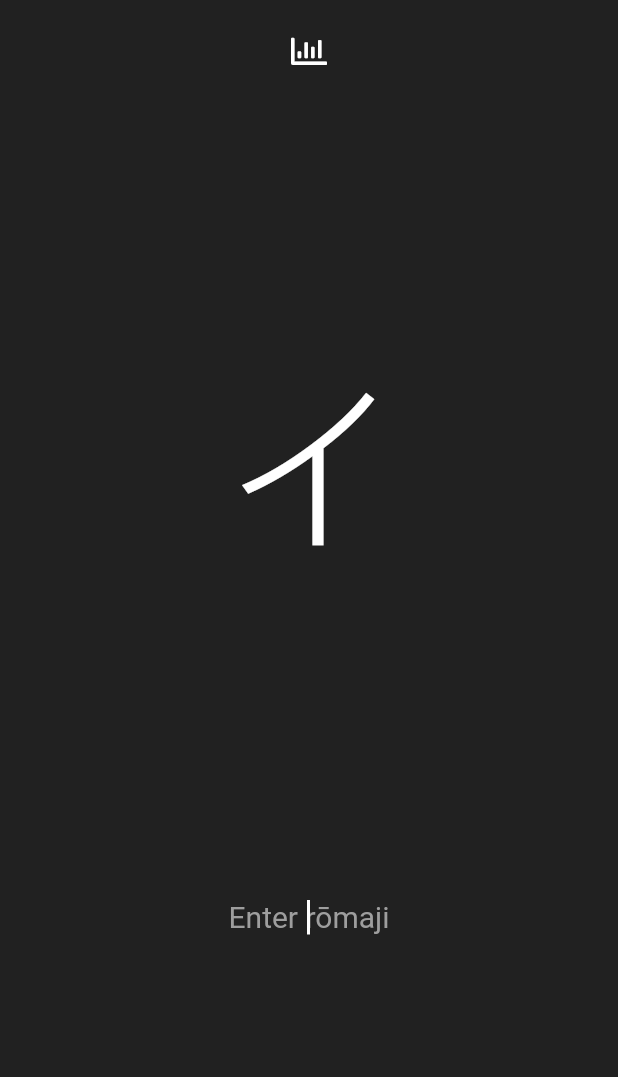
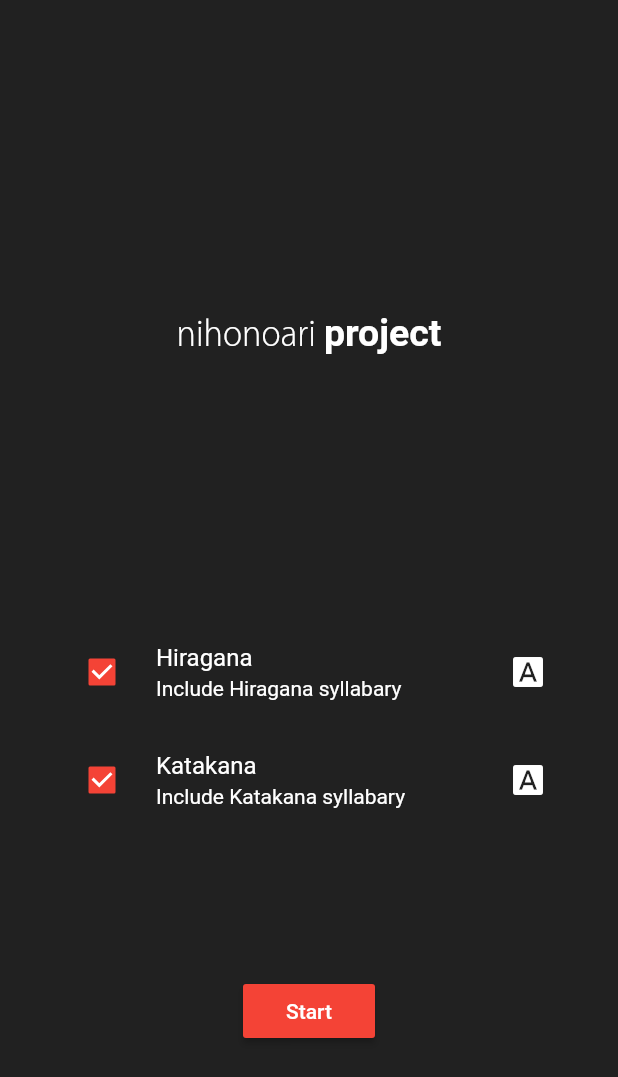
Before and after one commit to aeri/Nihonoari-App, a Flutter app: the screen it shows after launch, on a phone screen of 412 x 824 dp. Shown: the top 1077 px of the screen. Run offline on Flutter 3.47's test engine with Material 2 defaults, Android fonts, the light colour scheme and no system bars; our stand-ins replace font_awesome_flutter; missing offline and left inert: kana.

Commit message:
Idea: Select syllabary on startup
Some classes names have been changed.

```diff
--- a/lib/main.dart
+++ b/lib/main.dart
@@ -1,228 +1,150 @@
 import 'package:flutter/material.dart';
-import 'quiz_brain.dart';
-import 'package:font_awesome_flutter/font_awesome_flutter.dart';
-import 'dart:io';
+import 'party.dart';
 
-void main() => runApp(Quizzler());
+void main() {
+  runApp(new MaterialApp(
+    home: new MyApp(),
+  ));
+}
 
-QuizBrain quizBrain = QuizBrain();
+class MyApp extends StatefulWidget {
+  @override
+  _State createState() => new _State();
+}
 
-TextEditingController _controller = TextEditingController();
+//State is information of the application that can change over time or when some actions are taken.
+class _State extends State<MyApp> {
+  bool _katakana = true;
+  bool _hiragana = true;
+  bool _isButtonDisabled = false;
 
-Color _result = Colors.white;
+  //we omitted the brackets '{}' and are using fat arrow '=>' instead, this is dart syntax
+  void _katakanaChanged(bool value) => setState(() => _katakana = value);
+  void _hiraganaChanged(bool value) => setState(() => _hiragana = value);
 
+  void __isButtonDisabledChanged() {
+    _isButtonDisabled = _katakana || _hiragana ? false : true;
+  }
 
-class Quizzler extends StatelessWidget {
   @override
   Widget build(BuildContext context) {
-    return MaterialApp(
-      home: Scaffold(
-        backgroundColor: Colors.grey.shade900,
-        body: SafeArea(
-          child: Padding(
-            padding: EdgeInsets.symmetric(horizontal: 10.0),
-            child: QuizPage(),
+    return new Scaffold(
+      backgroundColor: Colors.grey.shade900,
+      //hit Ctrl+space in intellij to know what are the options you can use in flutter widgets
+      body: new Container(
+        padding: new EdgeInsets.all(32.0),
+        child: new Center(
+          child: new Column(
+            children: <Widget>[
+              Expanded(
+                flex: 2,
+                child: Padding(
+                  padding: EdgeInsets.all(5.0),
+                  child: Center(
+                      child: RichText(
+                    text: TextSpan(
+                      text: 'nihonoari ',
+                      style: TextStyle(
+                        fontFamily: 'AppleTP',
+                        fontSize: 25.0,
+                        color: Colors.white,
+                      ),
+                      children: <TextSpan>[
+                        TextSpan(
+                            text: 'project',
+                            style: TextStyle(fontWeight: FontWeight.bold)),
+                      ],
+                    ),
+                  )),
+                ),
+              ),
+              Expanded(
+                flex: 2,
+                child: new Column(children: <Widget>[
+                  new CheckboxListTile(
+                    value: _hiragana,
+                    onChanged: (value) {
+                      _hiraganaChanged(value);
+                      __isButtonDisabledChanged();
+                    },
+                    title: new Text(
+                      'Hiragana',
+                      style: TextStyle(
+                        color: Colors.white,
+                      ),
+                    ),
+                    controlAffinity: ListTileControlAffinity.leading,
+                    subtitle: new Text(
+                      'Include Hiragana syllabary',
+                      style: TextStyle(
+                        color: Colors.white,
+                      ),
+                    ),
+                    secondary: new Icon(
+                      Icons.font_download,
+                      color: Colors.white,
+                    ),
+                    activeColor: Colors.red,
+                  ),
+                  new CheckboxListTile(
+                    value: _katakana,
+                    onChanged: (value) {
+                      _katakanaChanged(value);
+                      __isButtonDisabledChanged();
+                    },
+                    title: new Text(
+                      'Katakana',
+                      style: TextStyle(
+                        color: Colors.white,
+                      ),
+                    ),
+                    controlAffinity: ListTileControlAffinity.leading,
+                    subtitle: new Text(
+                      'Include Katakana syllabary',
+                      style: TextStyle(
+                        color: Colors.white,
+                      ),
+                    ),
+                    secondary: new Icon(
+                      Icons.font_download,
+                      color: Colors.white,
+                    ),
+                    activeColor: Colors.red,
+                  ),
+                  Expanded(
+                    flex: 2,
+                    child: Padding(
+                      padding: EdgeInsets.all(5.0),
+                      child: Center(
+                        child: new RaisedButton(
+                          padding: const EdgeInsets.all(8.0),
+                          textColor: Colors.white,
+                          color: Colors.red,
+                          disabledColor: Colors.white,
+                          onPressed: _isButtonDisabled
+                              ? null
+                              : () {
+                                  Navigator.pushReplacement(
+                                    context,
+                                    MaterialPageRoute(
+                                        builder: (BuildContext context) => new Party(
+                                              h: _hiragana,
+                                              k: _katakana,
+                                            )),
+                                  );
+                                },
+                          child: new Text(
+                              _isButtonDisabled ? "Select one" : "Start"),
+                        ),
+                      ),
+                    ),
+                  ),
+                ]),
+              ),
+            ],
           ),
         ),
       ),
     );
   }
 }
-
-class QuizPage extends StatefulWidget {
-  @override
-  _QuizPageState createState() => _QuizPageState();
-}
-
-class _QuizPageState extends State<QuizPage> {
-  List<Widget> scoreKeeper = [];
-  FocusNode myFocusNode;
-  int total = 0;
-  int accepted = 0;
-  int rejected = 0;
-  double ratio = 0;
-
-  @override
-  void initState() {
-    super.initState();
-
-    myFocusNode = FocusNode();
-  }
-
-  @override
-  void dispose() {
-    // Clean up the focus node when the Form is disposed.
-    myFocusNode.dispose();
-
-    super.dispose();
-  }
-
-  void _showDialog() async{
-    // flutter defined function
-    Scaffold.of(context).hideCurrentSnackBar();
-    showDialog(
-      context: context,
-      builder: (BuildContext context) {
-        // return object of type Dialog
-        return AlertDialog(
-          title: new Text("Statistics"),
-          content: new Text("Total: $total\n"
-              "Passed: $accepted\n"
-              "Failed: $rejected\n"
-              "Success rate: ${ratio.toStringAsFixed(2)}%"),
-          actions: <Widget>[
-            // usually buttons at the bottom of the dialog
-            new FlatButton(
-              child: new Text("Close"),
-              onPressed: () {
-                Navigator.of(context).pop();
-              },
-            ),
-          ],
-        );
-      },
-    );
-  }
-
-  @override
-  Widget build(BuildContext context) {
-    return Column(
-      mainAxisAlignment: MainAxisAlignment.spaceBetween,
-      crossAxisAlignment: CrossAxisAlignment.stretch,
-      children: <Widget>[
-        Expanded(
-          flex: 0,
-          child: Padding(
-            padding: EdgeInsets.all(10.0),
-            child: Center(
-              child: IconButton(
-            // Use the FontAwesomeIcons class for the IconData
-            icon: new Icon(
-                FontAwesomeIcons.chartBar,
-                color: Colors.white),
-              onPressed: () { _showDialog(); }
-          )
-            ),
-          ),
-        ),
-        Expanded(
-          flex: 4,
-          child: Padding(
-            padding: EdgeInsets.all(10.0),
-            child: Center(
-              child: Text(
-                quizBrain.getQuestionText(),
-                textAlign: TextAlign.center,
-                style: TextStyle(
-                  fontFamily: 'AppleTP',
-                  fontSize: 150.0,
-                  color: _result,
-                ),
-              ),
-            ),
-          ),
-        ),
-        Expanded(
-          child: Padding(
-            padding: EdgeInsets.all(15.0),
-            child: TextField(
-              textInputAction: TextInputAction.done,
-              controller: _controller,
-              focusNode: myFocusNode,
-              autofocus: true,
-              textAlign: TextAlign.center ,
-              cursorColor: Colors.white,
-              decoration: InputDecoration(
-                hoverColor: Colors.white,
-                fillColor: Colors.white,
-                focusColor: Colors.white,
-                  border: InputBorder.none,
-                  hintText: 'Enter rōmaji',
-                   hintStyle: TextStyle(color: Colors.grey),
-
-              ),
-              style: TextStyle(
-                fontSize: 20,
-                color: Colors.white,
-              ),
-              onSubmitted: (value) {
-
-                int control = 0;
-
-                _controller.clear();
-
-                String result = quizBrain.getCorrectAnswer();
-
-                ++total;
-
-                if (result == value.toLowerCase()) {
-                  control = 500;
-                  print("OK");
-                  _result = Colors.green;
-                  ++accepted;
-                }
-                else{
-                  control = 3000;
-                  print ("NO");
-                  _result = Colors.red;
-                  ++rejected;
-
-                  final snackBar = SnackBar(
-                    elevation: 10,
-                    duration: Duration(milliseconds: control) ,
-                    content: Text('Correct answer: $result',
-                      style: TextStyle(
-                        fontSize: 20,
-                          color: Colors.white,
-                          fontWeight: FontWeight.bold),
-                      textAlign: TextAlign.center,
-                    ),
-
-
-                  );
-
-                  Scaffold.of(context).showSnackBar(snackBar);
-
-                }
-
-                ratio = (accepted/total)*100;
-
-                setState(() {
-//                  scoreKeeper.add(
-//                    Icon(
-//                      Icons.close,
-//                      color: Colors.red,
-//                    ),
-//                  );
-
-                });
-
-                Future.delayed(Duration(milliseconds: control), () {
-
-
-                  setState(() {
-                    _result = Colors.white;
-                    quizBrain.nextQuestion();
-                    FocusScope.of(context).requestFocus(myFocusNode);
-                  });
-
-                });
-
-
-
-
-              },
-            )
-
-          ),
-        ),
-
-        Expanded(
-          child: Row(
-            children: scoreKeeper,
-          ),
-        ),
-      ],
-    );
-  }
-}
```
Also changed, not shown: lib/party.dart (added, +237 -0 lines), lib/quiz_brain.dart (+7 -8 lines).
